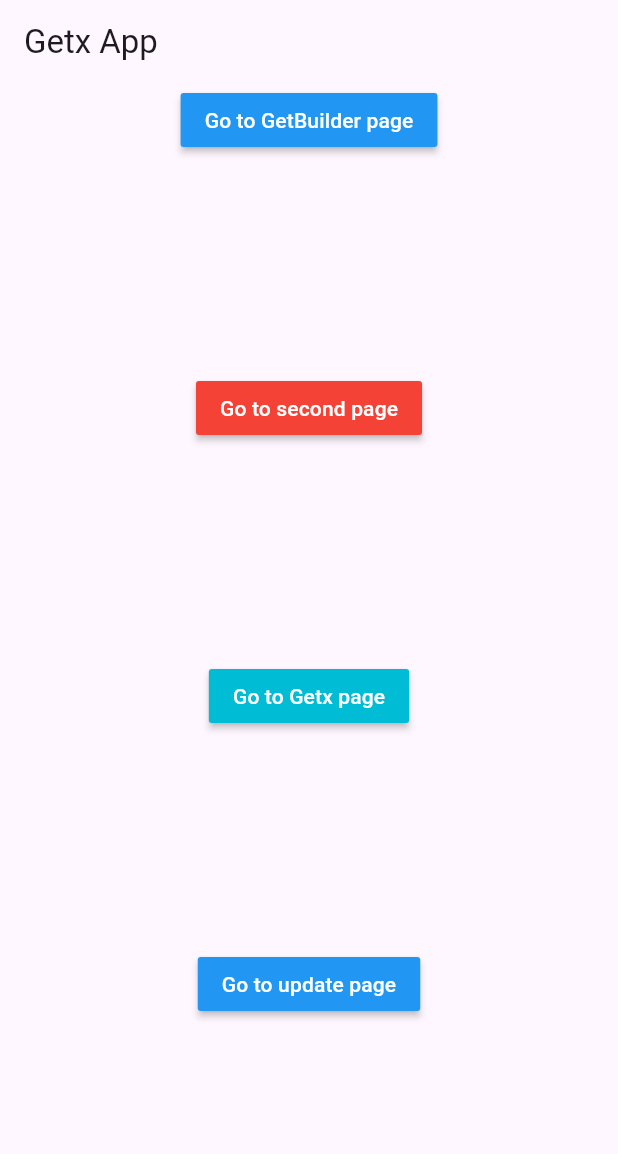
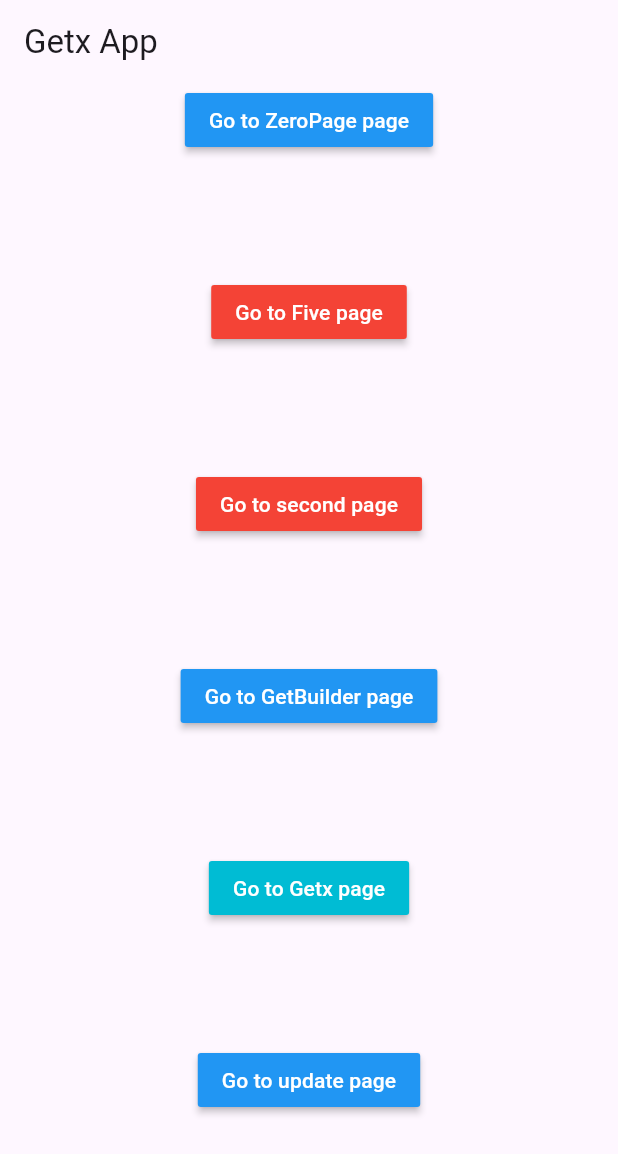
Before and after one commit to enrahsn/getx_h, a Flutter app: the screen it shows after launch, on a phone screen of 412 x 824 dp. Shown: the top 1154 px of the screen. Run offline on Flutter 3.47's test engine with Material 3 defaults, Android fonts, the phone set to English and light mode, and no system bars; our stand-ins replace get.

Commit message:
add five page

```diff
--- a/lib/views/screens/home.dart
+++ b/lib/views/screens/home.dart
@@ -1,9 +1,12 @@
 import 'package:flutter/material.dart';
 import 'package:get/get.dart';
+import '../../controller/home_ctrl.dart';
 import 'first_page.dart';
+import 'five_page copy.dart';
 import 'second_page.dart';
 import 'three_page.dart';
 import 'four_page.dart';
+import 'zero_page.dart';
 
 class HomePage extends StatefulWidget {
   const HomePage({super.key, });
@@ -11,6 +14,8 @@ class HomePage extends StatefulWidget {
   State<HomePage> createState() => _HomePageState();
 }
 class _HomePageState extends State<HomePage> {
+  final controller = Get.lazyPut(()=>HomeCtrl());
+
   int counter = 0;
   @override
   Widget build(BuildContext context) {
@@ -26,9 +31,9 @@ class _HomePageState extends State<HomePage> {
               color: Colors.blue,
               textColor: Colors.white,
               onPressed: () {
-                Get.to(FirstPage());
+                Get.to(ZeroPage());
               },
-              child: const Text('Go to GetBuilder page'),
+              child: const Text('Go to ZeroPage page'),
             ),
           ),
           const Spacer(),
@@ -37,12 +42,34 @@ class _HomePageState extends State<HomePage> {
               color: Colors.red,
               textColor: Colors.white,
               onPressed: () {
-                Get.to( SecondPage());
+                Get.to(()=> const FivePage());
+              },
+              child: const Text('Go to Five page'),
+            ),
+          ),
+          const Spacer(), Center(
+            child: MaterialButton(
+              color: Colors.red,
+              textColor: Colors.white,
+              onPressed: () {
+                Get.to(()=> const SecondPage());
               },
               child: const Text('Go to second page'),
             ),
           ),
           const Spacer(),
+          Center(
+            child: MaterialButton(
+              color: Colors.blue,
+              textColor: Colors.white,
+              onPressed: () {
+                Get.to(FirstPage());
+              },
+              child: const Text('Go to GetBuilder page'),
+            ),
+          ),
+          const Spacer(),
+
           Center(
             child: MaterialButton(
               color: Colors.cyan,
@@ -65,42 +92,6 @@ class _HomePageState extends State<HomePage> {
             ),
           ),
           const Spacer(),
-          // Row(
-          //   mainAxisAlignment: MainAxisAlignment.center,
-          //   children: [
-          //     Container(
-          //       padding: const EdgeInsets.all(20),
-          //       child: IconButton(
-          //           onPressed: () {
-          //             setState(() {
-          //             counter++;
-          //             });
-          //           },
-          //           icon: const Icon(
-          //             Icons.add,
-          //             size: 33,
-          //           )),
-          //     ),
-          //     Text(
-          //       "$counter",
-          //       style:
-          //           const TextStyle(fontSize: 20, fontWeight: FontWeight.bold),
-          //     ),
-          //     Padding(
-          //       padding: const EdgeInsets.all(20),
-          //       child: IconButton(
-          //           onPressed: () {
-          //             setState(() {
-          //               counter--;
-          //             });
-          //           },
-          //           icon: const Icon(
-          //             Icons.remove,
-          //             size: 33,
-          //           )),
-          //     ),
-          //   ],
-          // ),
         ],
       ),
     );
--- a/lib/views/screens/index.dart
+++ b/lib/views/screens/index.dart
@@ -1,5 +1,7 @@
 export 'first_page.dart';
+export 'five_page copy.dart';
 export 'four_page.dart';
 export 'home.dart';
 export 'second_page.dart';
 export 'three_page.dart';
+export 'zero_page.dart';
```
Also changed, not shown: lib/views/screens/five_page copy.dart (added, +62 -0 lines), lib/views/screens/second_page.dart (+21 -1 lines), lib/views/screens/zero_page.dart (added, +62 -0 lines). Lines whose indentation alone changed are shown as unchanged.
